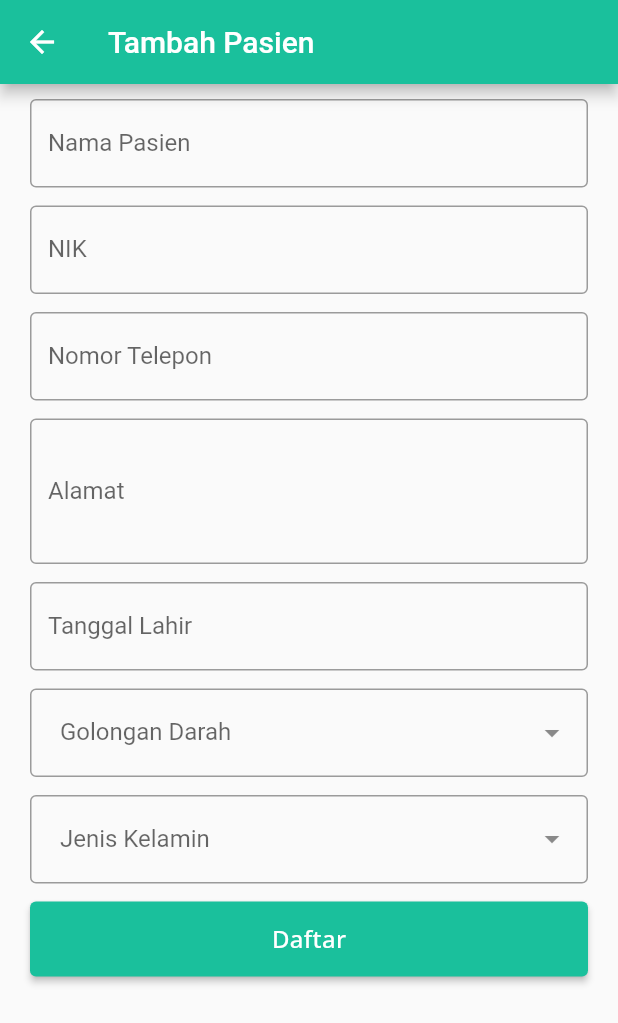
After one commit to ALTERA-CAPSTON-41/mobile_app, a Flutter app: the FormPatientPage screen opened directly, on a phone screen of 412 x 824 dp. The commit adds this screen. Shown: the top 1023 px of the screen. Run offline on Flutter 3.47's test engine with Material 2 defaults, Android fonts, the phone set to English and light mode, and no system bars; drawn by our look-alikes of dropdown_search; our stand-ins replace flutter_dotenv, flutter_slidable, google_fonts, jwt_decoder, shared_preferences; accounts and stored records are empty.

Commit message:
general#01: Updare Patient

```diff
--- a/lib/models/patient.dart
+++ b/lib/models/patient.dart
@@ -21,27 +21,6 @@ class PatientModel {
   String? gender;
   String? bloodType;
 
-  PatientModel copyWith({
-    String? id,
-    String? name,
-    String? nik,
-    String? phone,
-    String? address,
-    String? dob,
-    String? gender,
-    String? bloodType,
-  }) =>
-      PatientModel(
-        id: id ?? this.id,
-        name: name ?? this.name,
-        nik: nik ?? this.nik,
-        phone: phone ?? this.phone,
-        address: address ?? this.address,
-        dob: dob ?? this.dob,
-        gender: gender ?? this.gender,
-        bloodType: bloodType ?? this.bloodType,
-      );
-
   factory PatientModel.fromJson(Map<String, dynamic> json) => PatientModel(
         id: json["id"],
         name: json["name"],
--- /dev/null
+++ b/lib/pages/patient/form_patient_page.dart
@@ -0,0 +1,257 @@
+import 'dart:math';
+
+import 'package:capston_project/common/const.dart';
+import 'package:capston_project/common/enum_state.dart';
+import 'package:capston_project/extensions/ext.dart';
+import 'package:capston_project/models/patient.dart';
+import 'package:capston_project/viewModels/patient_view_model.dart';
+import 'package:capston_project/widgets/date_picker.dart';
+import 'package:capston_project/widgets/drop_down_widget.dart';
+import 'package:capston_project/widgets/text_field.dart';
+import 'package:flutter/material.dart';
+import 'package:provider/provider.dart';
+
+class FormPatientPage extends StatefulWidget {
+  const FormPatientPage({
+    Key? key,
+    this.patient,
+  }) : super(key: key);
+  final PatientModel? patient;
+
+  @override
+  State<FormPatientPage> createState() => _FormPatientPageState();
+}
+
+class _FormPatientPageState extends State<FormPatientPage> {
+  PatientModel _patient = PatientModel();
+  final _formKey = GlobalKey<FormState>();
+
+  TextEditingController? _nameCtrl;
+  TextEditingController? _nikCtrl;
+  TextEditingController? _phoneCtrl;
+  TextEditingController? _addressCtrl;
+  TextEditingController? _dobCtrl;
+  TextEditingController? _genderCtrl;
+  TextEditingController? _blodTypeCtrl;
+
+  @override
+  void initState() {
+    _init();
+    _onUpdateOrCreate();
+    super.initState();
+  }
+
+  _init() {
+    _nameCtrl = TextEditingController();
+    _nikCtrl = TextEditingController();
+    _phoneCtrl = TextEditingController();
+    _addressCtrl = TextEditingController();
+    _dobCtrl = TextEditingController();
+    _genderCtrl = TextEditingController();
+    _blodTypeCtrl = TextEditingController();
+  }
+
+  _onUpdateOrCreate() {
+    if (widget.patient != null) {
+      _patient = widget.patient ?? PatientModel();
+      _nameCtrl?.text = widget.patient?.name ?? "";
+      _nikCtrl?.text = widget.patient?.nik ?? "";
+      _phoneCtrl?.text = widget.patient?.phone ?? "";
+      _addressCtrl?.text = widget.patient?.address ?? "";
+      _dobCtrl?.text = widget.patient?.dob ?? "";
+      _genderCtrl?.text = widget.patient?.gender ?? "";
+      _blodTypeCtrl?.text = widget.patient?.bloodType ?? "";
+    }
+  }
+
+  _onCreate(PatientViewModel value) async {
+    if (_formKey.currentState!.validate()) {
+      _formKey.currentState!.save();
+      await value.createPatient(_patient).then((ress) {
+        if (value.state == RequestState.LOADED) {
+          Navigator.pop(context);
+          ScaffoldMessenger.of(context).showSnackBar(SnackBar(
+            content: Text(
+              "Successfully created patient!",
+              style: kBodyText.copyWith(
+                color: kwhite,
+              ),
+            ),
+            backgroundColor: kGreen1,
+            duration: const Duration(seconds: 1),
+          ));
+        } else {
+          ScaffoldMessenger.of(context).showSnackBar(SnackBar(
+            content: Text(
+              value.errMsg,
+              style: kBodyText.copyWith(
+                color: kwhite,
+              ),
+            ),
+            duration: const Duration(seconds: 1),
+          ));
+        }
+      });
+    }
+  }
+
+  _onUpdate(PatientViewModel value) async {
+    if (_formKey.currentState!.validate()) {
+      _formKey.currentState!.save();
+      await value.updatePatient(_patient).then((ress) {
+        if (value.state == RequestState.LOADED) {
+          Navigator.pop(context);
+          ScaffoldMessenger.of(context).showSnackBar(SnackBar(
+            content: Text(
+              "Successfully updated patient!",
+              style: kBodyText.copyWith(
+                color: kwhite,
+              ),
+            ),
+            backgroundColor: kGreen1,
+            duration: const Duration(seconds: 1),
+          ));
+        } else {
+          ScaffoldMessenger.of(context).showSnackBar(SnackBar(
+            content: Text(
+              value.errMsg,
+              style: kBodyText.copyWith(
+                color: kwhite,
+              ),
+            ),
+            duration: const Duration(seconds: 1),
+          ));
+        }
+      });
+    }
+  }
+
+  _getAllPatient() {
+    Future.microtask(() =>
+        Provider.of<PatientViewModel>(context, listen: false).getAllPatient());
+  }
+
+  @override
+  Widget build(BuildContext context) {
+    return WillPopScope(
+      onWillPop: () async {
+        _getAllPatient();
+        Navigator.pop(context);
+        return false;
+      },
+      child: Scaffold(
+        appBar: AppBar(
+          title: const Text("Tambah Pasien"),
+        ),
+        body: SingleChildScrollView(
+          physics: const BouncingScrollPhysics(),
+          child: Padding(
+            padding: paddingOnly(
+              left: 20.0,
+              right: 20.0,
+            ),
+            child: Form(
+              key: _formKey,
+              child: Column(
+                children: [
+                  const SizedBox(height: 10),
+                  TextFieldWidget(
+                    controller: _nameCtrl ?? TextEditingController(),
+                    onChange: (value) {
+                      _patient.name = value;
+                    },
+                    label: "Nama Pasien",
+                  ),
+                  const SizedBox(height: 12),
+                  TextFieldWidget(
+                    controller: _nikCtrl ?? TextEditingController(),
+                    onChange: (value) {
+                      _patient.nik = value;
+                    },
+                    label: "NIK",
+                  ),
+                  const SizedBox(height: 12),
+                  TextFieldWidget(
+                    controller: _phoneCtrl ?? TextEditingController(),
+                    onChange: (value) {
+                      _patient.phone = value;
+                    },
+                    label: "Nomor Telepon",
+                  ),
+                  const SizedBox(height: 12),
+                  TextFieldWidget(
+                    controller: _addressCtrl ?? TextEditingController(),
+                    maxLength: 3,
+                    minLength: 3,
+                    onChange: (value) {
+                      _patient.address = value;
+                    },
+                    label: "Alamat",
+                  ),
+                  const SizedBox(height: 12),
+                  DateFieldWidget(
+                    label: "Tanggal Lahir",
+                    onChanged: (value) {
+                      _patient.dob = value;
+                    },
+                    dateController: _dobCtrl ?? TextEditingController(),
+                  ),
+                  const SizedBox(height: 12),
+                  DropdowndSearchWidget(
+                    controller: _blodTypeCtrl ?? TextEditingController(),
+                    items: const ["A", "B", "AB", "O"],
+                    label: "Golongan Darah",
+                    onChanged: (value) {
+                      _patient.bloodType = value;
+                    },
+                  ),
+                  const SizedBox(height: 12),
+                  DropdowndSearchWidget(
+                    controller: _genderCtrl ?? TextEditingController(),
+                    items: const ["Laki laki", "Perempuan"],
+                    label: "Jenis Kelamin",
+                    onChanged: (value) {
+                      _patient.gender = value;
+                    },
+                  ),
+                  const SizedBox(height: 12),
+                  Consumer<PatientViewModel>(builder: (context, value, _) {
+                    if (value.state == RequestState.LOADING) {
+                      return const Center(
+                        child: CircularProgressIndicator(),
+                      );
+                    }
+
+                    return SizedBox(
+                      width: double.infinity,
+                      height: 50,
+                      child: ElevatedButton(
+                        onPressed: () async {
+                          FocusScope.of(context).unfocus();
+                          if (widget.patient == null) {
+                            _onCreate(value);
+                          } else {
+                            _onUpdate(value);
+                          }
+                        },
+                        child: Text(
+                          widget.patient != null ? "Update" : "Daftar",
+                          style: kBodyText.copyWith(
+                            color: Colors.white,
+                            fontSize: 16,
+                            fontWeight: FontWeight.w500,
+                          ),
+                        ),
+                      ),
+                    );
+                  }),
+                  const SizedBox(height: 12),
+                ],
+              ),
+            ),
+          ),
+        ),
+      ),
+    );
+  }
+}
--- a/pubspec.yaml
+++ b/pubspec.yaml
@@ -22,6 +22,7 @@ dependencies:
   jwt_decoder: ^2.0.1
   dropdown_search: ^3.0.1
   logger: ^1.1.0
+  flutter_slidable: ^1.3.0
 
 dev_dependencies:
   flutter_lints: ^2.0.0
```
Also changed, not shown: lib/pages/patient/add_patient_page.dart (deleted, +0 -189 lines), lib/pages/patient/patient_page.dart (+43 -3 lines), lib/services/patient_service.dart (+28 -0 lines), lib/viewModels/patient_view_model.dart (+14 -0 lines), pubspec.lock.
